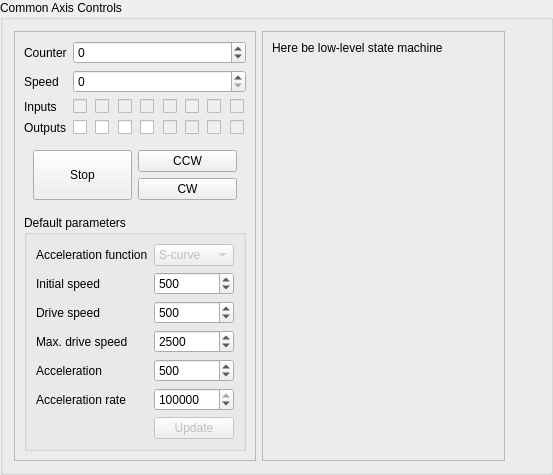
Before: the Qt Designer form AxisControlPanel.ui in artm/biofame-robot, drawn with Qt 5.
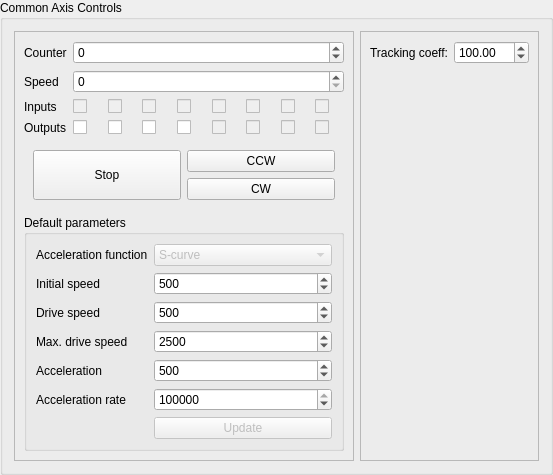
After: the same form once the commit is applied.

Commit message: camera tracking works

The edit to the form file:
```diff
--- a/AxisControlPanel.ui
+++ b/AxisControlPanel.ui
@@ -514,56 +514,36 @@
      <property name="frameShadow">
       <enum>QFrame::Raised</enum>
      </property>
-     <layout class="QVBoxLayout" name="verticalLayout">
-      <item>
-       <widget class="QLabel" name="label_11">
+     <layout class="QFormLayout" name="formLayout_2">
+      <property name="fieldGrowthPolicy">
+       <enum>QFormLayout::AllNonFixedFieldsGrow</enum>
+      </property>
+      <item row="0" column="0">
+       <widget class="QLabel" name="trackingCoeffLabel">
         <property name="text">
-         <string>Here be low-level state machine</string>
+         <string>Tracking coeff:</string>
         </property>
        </widget>
       </item>
-      <item>
-       <spacer name="verticalSpacer">
-        <property name="orientation">
-         <enum>Qt::Vertical</enum>
+      <item row="0" column="1">
+       <widget class="QDoubleSpinBox" name="trackingCoeff">
+        <property name="minimum">
+         <double>-1000.000000000000000</double>
         </property>
-        <property name="sizeHint" stdset="0">
-         <size>
-          <width>20</width>
-          <height>40</height>
-         </size>
+        <property name="maximum">
+         <double>1000.000000000000000</double>
         </property>
-       </spacer>
-      </item>
-      <item>
-       <spacer name="horizontalSpacer">
-        <property name="orientation">
-         <enum>Qt::Horizontal</enum>
+        <property name="singleStep">
+         <double>10.000000000000000</double>
         </property>
-        <property name="sizeHint" stdset="0">
-         <size>
-          <width>230</width>
-          <height>20</height>
-         </size>
+        <property name="value">
+         <double>100.000000000000000</double>
         </property>
-       </spacer>
+       </widget>
       </item>
      </layout>
     </widget>
    </item>
-   <item>
-    <spacer name="horizontalSpacer_2">
-     <property name="orientation">
-      <enum>Qt::Horizontal</enum>
-     </property>
-     <property name="sizeHint" stdset="0">
-      <size>
-       <width>40</width>
-       <height>20</height>
-      </size>
-     </property>
-    </spacer>
-   </item>
   </layout>
  </widget>
  <resources/>
```
The commit also changes 7 other files.
